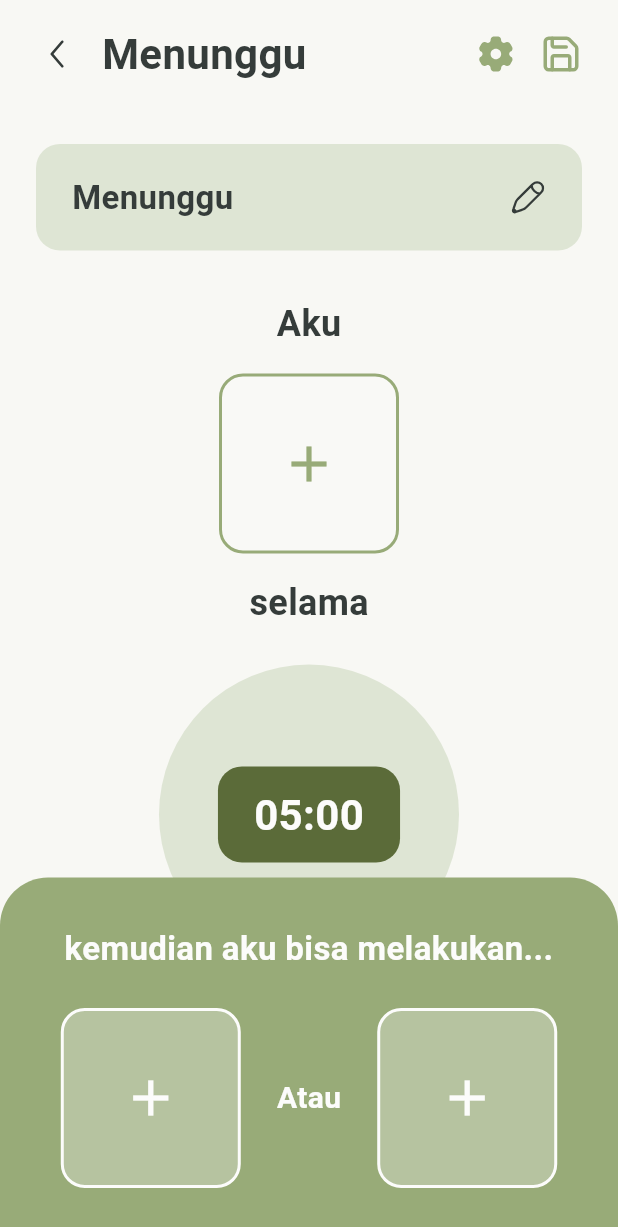
After one commit to miaikoo/sproutly, a Flutter app: the CreateWaitingBoardPage screen opened by its route, on a phone screen of 412 x 824 dp. The commit adds this screen. Shown: the top 1227 px of the screen. Run offline on Flutter 3.47's test engine with Material 3 defaults, Android fonts, the phone set to English and light mode, and no system bars; our stand-ins replace dotted_border, flutter_riverpod, flutter_svg, go_router; Roboto replaces fonts that are missing (Nunito).

Commit message:
fix routing

```diff
--- a/lib/core/navigation/app_router.dart
+++ b/lib/core/navigation/app_router.dart
@@ -15,6 +15,8 @@ import '../../features/sprout_plan/pages/create_activity_board_page.dart';
 import '../../features/sprout_plan/pages/create_schedule_board_page.dart';
 import '../../features/sprout_plan/pages/create_activity_page.dart';
 import '../../features/sprout_plan/pages/create_first_then_board_page.dart';
+import '../../features/sprout_plan/pages/create_waiting_board_page.dart';
+import '../../features/sprout_plan/pages/create_emotion_board_page.dart';
 
 import '../../features/sprout_plan/pages/board_detail_page.dart';
 import '../../features/sprout_plan/pages/activity_detail_page.dart';
@@ -92,6 +94,14 @@ final GoRouter appRouter = GoRouter(
       path: AppRoutes.createFirstThenBoard,
       builder: (_, __) => const CreateFirstThenBoardPage(),
     ),
+    GoRoute(
+      path: AppRoutes.createWaitingBoard,
+      builder: (context, state) => const CreateWaitingBoardPage(),
+    ),
+    GoRoute(
+      path: AppRoutes.createEmotionBoard,
+      builder: (context, state) => const CreateEmotionBoardPage(),
+    ),
 
     // Routes for other pages
     GoRoute(
--- a/lib/core/navigation/app_routes.dart
+++ b/lib/core/navigation/app_routes.dart
@@ -21,6 +21,8 @@ class AppRoutes {
   static const createScheduleBoard = '/board/create/schedule';
   static const createActivity = '/board/create/activity-detail';
   static const createFirstThenBoard = '/board/create/first-then';
+  static const String createWaitingBoard = '/create-waiting-board';
+  static const String createEmotionBoard = '/create-emotion-board';
 
   static const analytics = '/analytics';
   static const report = '/analytics/report';
--- /dev/null
+++ b/lib/features/sprout_plan/pages/create_waiting_board_page.dart
@@ -0,0 +1,266 @@
+import 'package:flutter/material.dart';
+import 'package:go_router/go_router.dart';
+
+import '../../../core/theme/app_colors.dart';
+import '../../../shared/widgets/custom_icon.dart';
+import '../../../shared/widgets/add_activity_bottom_sheet.dart';
+
+class CreateWaitingBoardPage extends StatelessWidget {
+  const CreateWaitingBoardPage({super.key});
+
+  @override
+  Widget build(BuildContext context) {
+    return Scaffold(
+      backgroundColor: AppColors.background,
+      body: SafeArea(
+        child: Center(
+          child: ConstrainedBox(
+            constraints: const BoxConstraints(maxWidth: 800),
+            child: Column(
+              children: [
+                _buildHeader(context),
+                Expanded(
+                  child: SingleChildScrollView(
+                    child: Column(
+                      children: [
+                        Padding(
+                          padding: const EdgeInsets.all(24),
+                          child: Column(
+                            children: [
+                              _buildTitleInput('Menunggu', AppColors.olive100),
+                              const SizedBox(height: 32),
+
+                              const Text(
+                                'Aku',
+                                style: TextStyle(
+                                  color: AppColors.textPrimary,
+                                  fontSize: 24,
+                                  fontFamily: 'Nunito',
+                                  fontWeight: FontWeight.w600,
+                                ),
+                              ),
+                              const SizedBox(height: 16),
+
+                              _buildAddBox(context, borderColor: AppColors.olive500),
+                              const SizedBox(height: 16),
+
+                              const Text(
+                                'selama',
+                                style: TextStyle(
+                                  color: AppColors.textPrimary,
+                                  fontSize: 24,
+                                  fontFamily: 'Nunito',
+                                  fontWeight: FontWeight.w600,
+                                ),
+                              ),
+                              const SizedBox(height: 24),
+
+                              _buildTimerCircle(),
+                            ],
+                          ),
+                        ),
+                      ],
+                    ),
+                  ),
+                ),
+                _buildBottomSection(context),
+              ],
+            ),
+          ),
+        ),
+      ),
+    );
+  }
+
+  Widget _buildHeader(BuildContext context) {
+    return Padding(
+      padding: const EdgeInsets.symmetric(horizontal: 24, vertical: 16),
+      child: Row(
+        children: [
+          GestureDetector(
+            onTap: () => context.pop(),
+            child: const CustomIcon(
+              assetName: 'assets/icons/solar_alt-arrow-left-outline.svg',
+              size: 28,
+              color: AppColors.neutral800,
+            ),
+          ),
+          const SizedBox(width: 16),
+          const Text(
+            'Menunggu',
+            style: TextStyle(
+              color: AppColors.textPrimary,
+              fontSize: 28,
+              fontFamily: 'Nunito',
+              fontWeight: FontWeight.w700,
+            ),
+          ),
+          const Spacer(),
+          const CustomIcon(
+            assetName: 'assets/icons/solar_settings-bold.svg',
+            size: 28,
+            color: AppColors.olive500,
+          ),
+          const SizedBox(width: 16),
+          const CustomIcon(
+            assetName: 'assets/icons/lucide_save.svg',
+            size: 28,
+            color: AppColors.olive500,
+          ),
+        ],
+      ),
+    );
+  }
+
+  Widget _buildTitleInput(String title, Color bgColor) {
+    return Container(
+      width: double.infinity,
+      padding: const EdgeInsets.symmetric(horizontal: 24, vertical: 20),
+      decoration: BoxDecoration(
+        color: bgColor,
+        borderRadius: BorderRadius.circular(16),
+      ),
+      child: Row(
+        mainAxisAlignment: MainAxisAlignment.spaceBetween,
+        children: [
+          Text(
+            title,
+            style: const TextStyle(
+              color: AppColors.textPrimary,
+              fontSize: 22,
+              fontFamily: 'Nunito',
+              fontWeight: FontWeight.w700,
+            ),
+          ),
+          const CustomIcon(
+            assetName: 'assets/icons/solar_pen-linear.svg',
+            size: 24,
+            color: AppColors.neutral800,
+          ),
+        ],
+      ),
+    );
+  }
+
+  Widget _buildTimerCircle() {
+    return Container(
+      width: 200,
+      height: 200,
+      decoration: const BoxDecoration(
+        color: AppColors.olive100,
+        shape: BoxShape.circle,
+      ),
+      child: Center(
+        child: Container(
+          padding: const EdgeInsets.symmetric(horizontal: 24, vertical: 12),
+          decoration: BoxDecoration(
+            color: AppColors.olive700,
+            borderRadius: BorderRadius.circular(16),
+          ),
+          child: const Text(
+            '05:00',
+            style: TextStyle(
+              color: AppColors.white,
+              fontSize: 28,
+              fontFamily: 'Nunito',
+              fontWeight: FontWeight.w700,
+            ),
+          ),
+        ),
+      ),
+    );
+  }
+
+  Widget _buildBottomSection(BuildContext context) {
+    return Container(
+      width: double.infinity,
+      padding: const EdgeInsets.all(32),
+      decoration: const BoxDecoration(
+        color: AppColors.olive500,
+        borderRadius: BorderRadius.only(
+          topLeft: Radius.circular(32),
+          topRight: Radius.circular(32),
+        ),
+      ),
+      child: Column(
+        children: [
+          const Text(
+            'kemudian aku bisa melakukan...',
+            textAlign: TextAlign.center,
+            style: TextStyle(
+              color: AppColors.white,
+              fontSize: 22,
+              fontFamily: 'Nunito',
+              fontWeight: FontWeight.w600,
+            ),
+          ),
+          const SizedBox(height: 24),
+          Row(
+            mainAxisAlignment: MainAxisAlignment.center,
+            children: [
+              _buildAddBox(context, borderColor: AppColors.white),
+              const Padding(
+                padding: EdgeInsets.symmetric(horizontal: 24),
+                child: Text(
+                  'Atau',
+                  style: TextStyle(
+                    color: AppColors.white,
+                    fontSize: 20,
+                    fontFamily: 'Nunito',
+                    fontWeight: FontWeight.w600,
+                  ),
+                ),
+              ),
+              _buildAddBox(context, borderColor: AppColors.white),
+            ],
+          ),
+        ],
+      ),
+    );
+  }
+
+  Widget _buildAddBox(BuildContext context, {required Color borderColor}) {
+    return GestureDetector(
+      onTap: () => _showAddActivityModal(context),
+      child: Container(
+        width: 120,
+        height: 120,
+        decoration: BoxDecoration(
+          color: AppColors.white.withOpacity(0.3),
+          border: Border.all(color: borderColor, width: 2),
+          borderRadius: BorderRadius.circular(16),
+        ),
+        child: Center(
+          child: Icon(
+            Icons.add,
+            size: 40,
+            color: borderColor,
+          ),
+        ),
+      ),
+    );
+  }
+
+  void _showAddActivityModal(BuildContext context) async {
+    final result = await showModalBottomSheet<String>(
+      context: context,
+      isScrollControlled: true,
+      useSafeArea: true,
+      backgroundColor: Colors.transparent,
+      builder: (context) => Align( // <-- Hapus const di sini kalau sebelumnya ada
+        alignment: Alignment.bottomCenter,
+        child: ConstrainedBox(
+          constraints: const BoxConstraints(maxWidth: 800), // <-- Tambahin const di sini
+          child: const SafeArea( // <-- Tambahin const di sini
+            bottom: false,
+            child: AddActivityBottomSheet(),
+          ),
+        ),
+      ),
+    );
+
+    if (result != null) {
+      print('Aktivitas: $result');
+    }
+  }
+}
```
Also changed, not shown: lib/features/sprout_plan/pages/create_board_page.dart (+26 -6 lines), lib/features/sprout_plan/pages/create_emotion_board_page.dart (added, +258 -0 lines).
